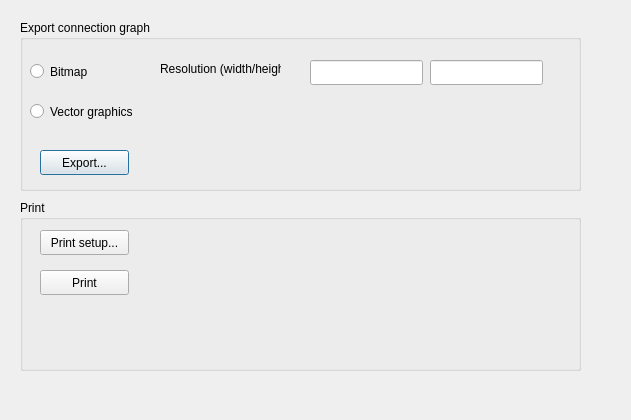
The window that MasterSimulatorUI/src/MSIMExportConnectionGraphDialog.ui (ghorwin/MasterSim) describes before a commit, drawn with Qt 5.
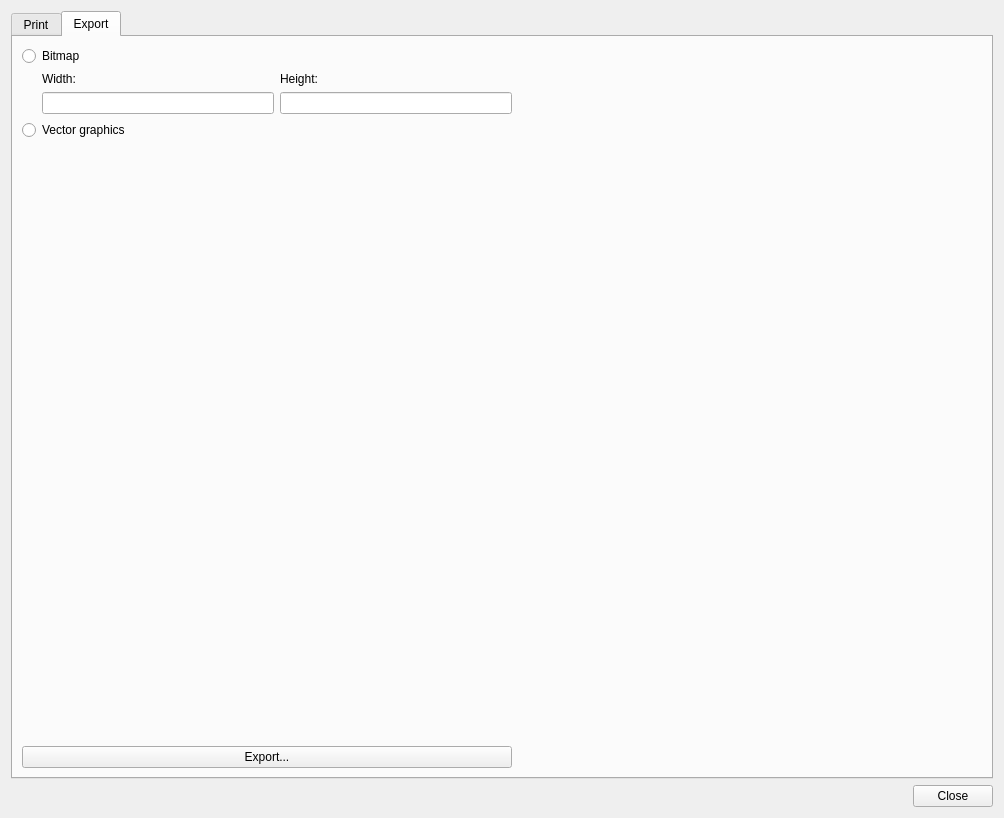
The same window after the commit. The open tabs and pages were chosen to show the change.

Commit message: Print preview added

The edit to the form file:
```diff
--- a/MasterSimulatorUI/src/MSIMExportConnectionGraphDialog.ui
+++ b/MasterSimulatorUI/src/MSIMExportConnectionGraphDialog.ui
@@ -6,137 +6,199 @@
    <rect>
     <x>0</x>
     <y>0</y>
-    <width>631</width>
-    <height>420</height>
+    <width>1004</width>
+    <height>818</height>
    </rect>
   </property>
   <property name="windowTitle">
    <string>Export/print connection graph...</string>
   </property>
-  <widget class="QGroupBox" name="groupBox">
-   <property name="geometry">
-    <rect>
-     <x>20</x>
-     <y>20</y>
-     <width>561</width>
-     <height>171</height>
-    </rect>
-   </property>
-   <property name="title">
-    <string>Export connection graph</string>
-   </property>
-   <widget class="QRadioButton" name="radioButtonBitmap">
-    <property name="geometry">
-     <rect>
-      <x>10</x>
-      <y>40</y>
-      <width>112</width>
-      <height>23</height>
-     </rect>
-    </property>
-    <property name="text">
-     <string>Bitmap</string>
-    </property>
-   </widget>
-   <widget class="QRadioButton" name="radioButton_2">
-    <property name="geometry">
-     <rect>
-      <x>10</x>
-      <y>80</y>
-      <width>161</width>
-      <height>23</height>
-     </rect>
-    </property>
-    <property name="text">
-     <string>Vector graphics</string>
-    </property>
-   </widget>
-   <widget class="QPushButton" name="pushButtonExportImage">
-    <property name="geometry">
-     <rect>
-      <x>20</x>
-      <y>130</y>
-      <width>89</width>
-      <height>25</height>
-     </rect>
-    </property>
-    <property name="text">
-     <string>Export...</string>
-    </property>
-   </widget>
-   <widget class="QLabel" name="label">
-    <property name="geometry">
-     <rect>
-      <x>140</x>
-      <y>40</y>
-      <width>121</width>
-      <height>17</height>
-     </rect>
-    </property>
-    <property name="text">
-     <string>Resolution (width/height):</string>
-    </property>
-   </widget>
-   <widget class="QLineEdit" name="lineEditWidth">
-    <property name="geometry">
-     <rect>
-      <x>290</x>
-      <y>40</y>
-      <width>113</width>
-      <height>25</height>
-     </rect>
-    </property>
-   </widget>
-   <widget class="QLineEdit" name="lineEditHeight">
-    <property name="geometry">
-     <rect>
-      <x>410</x>
-      <y>40</y>
-      <width>113</width>
-      <height>25</height>
-     </rect>
-    </property>
-   </widget>
-  </widget>
-  <widget class="QGroupBox" name="groupBox_2">
-   <property name="geometry">
-    <rect>
-     <x>20</x>
-     <y>200</y>
-     <width>561</width>
-     <height>171</height>
-    </rect>
-   </property>
-   <property name="title">
-    <string>Print</string>
-   </property>
-   <widget class="QPushButton" name="pushButtonPrintSetup">
-    <property name="geometry">
-     <rect>
-      <x>20</x>
-      <y>30</y>
-      <width>89</width>
-      <height>25</height>
-     </rect>
-    </property>
-    <property name="text">
-     <string>Print setup...</string>
-    </property>
-   </widget>
-   <widget class="QPushButton" name="pushButton">
-    <property name="geometry">
-     <rect>
-      <x>20</x>
-      <y>70</y>
-      <width>89</width>
-      <height>25</height>
-     </rect>
-    </property>
-    <property name="text">
-     <string>Print</string>
-    </property>
-   </widget>
-  </widget>
+  <layout class="QVBoxLayout" name="verticalLayout">
+   <item>
+    <widget class="QTabWidget" name="tabWidget">
+     <property name="currentIndex">
+      <number>0</number>
+     </property>
+     <widget class="QWidget" name="tabPrint">
+      <attribute name="title">
+       <string>Print</string>
+      </attribute>
+      <layout class="QHBoxLayout" name="horizontalLayoutPrint">
+       <item>
+        <widget class="QWidget" name="widgetPrintOptions" native="true">
+         <layout class="QVBoxLayout" name="verticalLayoutPrintOptions">
+          <item>
+           <widget class="QPushButton" name="pushButtonPrintSetup">
+            <property name="text">
+             <string>Print setup...</string>
+            </property>
+           </widget>
+          </item>
+          <item>
+           <widget class="QPushButton" name="pushButton">
+            <property name="text">
+             <string>Print</string>
+            </property>
+           </widget>
+          </item>
+          <item>
+           <spacer name="verticalSpacer">
+            <property name="orientation">
+             <enum>Qt::Vertical</enum>
+            </property>
+            <property name="sizeHint" stdset="0">
+             <size>
+              <width>20</width>
+              <height>582</height>
+             </size>
+            </property>
+           </spacer>
+          </item>
+          <item>
+           <widget class="QLabel" name="label_3">
+            <property name="text">
+             <string>Scale factor [%]:</string>
+            </property>
+           </widget>
+          </item>
+          <item>
+           <widget class="QSpinBox" name="spinBoxScaleFactor">
+            <property name="maximum">
+             <number>1000</number>
+            </property>
+            <property name="singleStep">
+             <number>10</number>
+            </property>
+            <property name="value">
+             <number>100</number>
+            </property>
+           </widget>
+          </item>
+         </layout>
+        </widget>
+       </item>
+      </layout>
+     </widget>
+     <widget class="QWidget" name="tabExport">
+      <attribute name="title">
+       <string>Export</string>
+      </attribute>
+      <layout class="QGridLayout" name="gridLayout_2">
+       <item row="0" column="0" colspan="2">
+        <widget class="QRadioButton" name="radioButtonBitmap">
+         <property name="text">
+          <string>Bitmap</string>
+         </property>
+        </widget>
+       </item>
+       <item row="1" column="0">
+        <spacer name="horizontalSpacer_2">
+         <property name="orientation">
+          <enum>Qt::Horizontal</enum>
+         </property>
+         <property name="sizeType">
+          <enum>QSizePolicy::Fixed</enum>
+         </property>
+         <property name="sizeHint" stdset="0">
+          <size>
+           <width>14</width>
+           <height>20</height>
+          </size>
+         </property>
+        </spacer>
+       </item>
+       <item row="4" column="0" colspan="2">
+        <widget class="QPushButton" name="pushButtonExportImage">
+         <property name="text">
+          <string>Export...</string>
+         </property>
+        </widget>
+       </item>
+       <item row="1" column="1">
+        <layout class="QGridLayout" name="gridLayout">
+         <item row="0" column="0">
+          <widget class="QLabel" name="label">
+           <property name="font">
+            <font>
+             <pointsize>9</pointsize>
+            </font>
+           </property>
+           <property name="styleSheet">
+            <string notr="true"/>
+           </property>
+           <property name="text">
+            <string>Width:</string>
+           </property>
+          </widget>
+         </item>
+         <item row="0" column="1">
+          <widget class="QLabel" name="label_2">
+           <property name="font">
+            <font>
+             <pointsize>9</pointsize>
+            </font>
+           </property>
+           <property name="styleSheet">
+            <string notr="true"/>
+           </property>
+           <property name="text">
+            <string>Height:</string>
+           </property>
+          </widget>
+         </item>
+         <item row="1" column="0">
+          <widget class="QLineEdit" name="lineEditWidth"/>
+         </item>
+         <item row="1" column="1">
+          <widget class="QLineEdit" name="lineEditHeight"/>
+         </item>
+        </layout>
+       </item>
+       <item row="1" column="2">
+        <spacer name="horizontalSpacer">
+         <property name="orientation">
+          <enum>Qt::Horizontal</enum>
+         </property>
+         <property name="sizeHint" stdset="0">
+          <size>
+           <width>301</width>
+           <height>20</height>
+          </size>
+         </property>
+        </spacer>
+       </item>
+       <item row="2" column="0" colspan="2">
+        <widget class="QRadioButton" name="radioButton_2">
+         <property name="text">
+          <string>Vector graphics</string>
+         </property>
+        </widget>
+       </item>
+       <item row="3" column="0" colspan="2">
+        <spacer name="verticalSpacer_2">
+         <property name="orientation">
+          <enum>Qt::Vertical</enum>
+         </property>
+         <property name="sizeHint" stdset="0">
+          <size>
+           <width>20</width>
+           <height>40</height>
+          </size>
+         </property>
+        </spacer>
+       </item>
+      </layout>
+     </widget>
+    </widget>
+   </item>
+   <item>
+    <widget class="QDialogButtonBox" name="buttonBox">
+     <property name="standardButtons">
+      <set>QDialogButtonBox::Close</set>
+     </property>
+    </widget>
+   </item>
+  </layout>
  </widget>
  <resources/>
  <connections/>
```
The commit also changes 4 other files.
